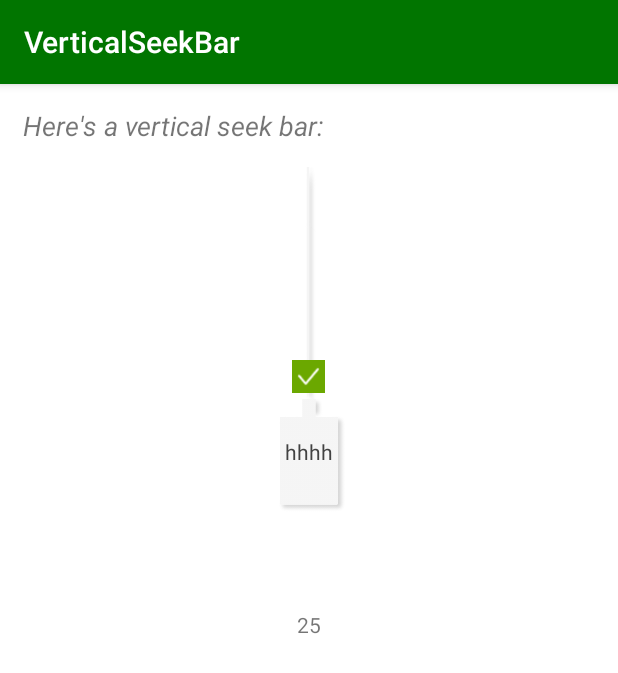
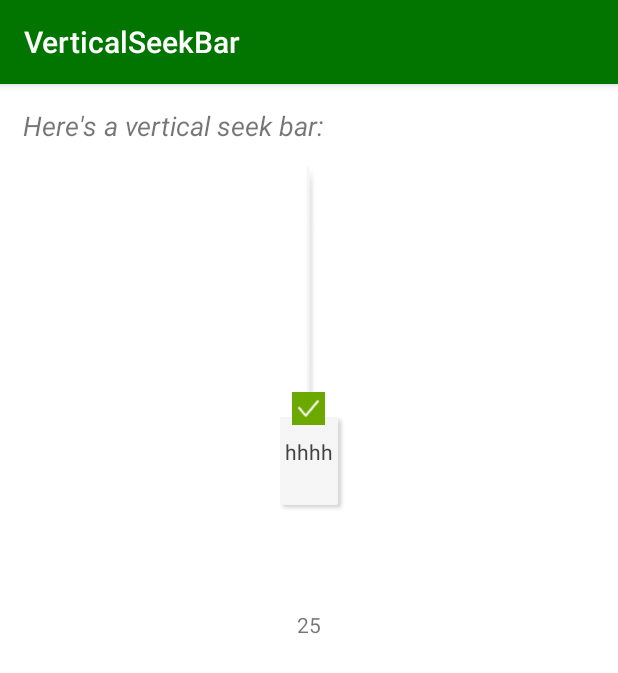
Before and after one commit to willpyshan13/ReserveVerticalSeekBar, an Android app: the screen it shows after launch (MainActivity), on a phone screen of 412 x 824 dp. Shown: the top 673 px of the screen. Run offline under Robolectric (Android 15) with nearby library versions, the phone set to English and light mode, and no system bars.

Commit message:
添加一个达标位置

```diff
--- a/verticalseekbar/src/main/res/layout/layout_verticalseekbar.xml
+++ b/verticalseekbar/src/main/res/layout/layout_verticalseekbar.xml
@@ -86,7 +86,8 @@
     </FrameLayout>
 
     <FrameLayout
-        android:layout_gravity="center"
+        android:layout_marginTop="150dp"
+        android:layout_gravity="center_horizontal"
         android:layout_width="wrap_content"
         android:layout_height="wrap_content">
         <ImageView
```
